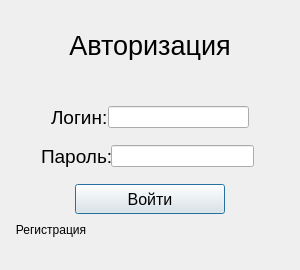
Above: Yandex_lyceum/Python/PyQt_Projects/Gnosi/UI/Auth_dialog_window.ui from grigoriy-st/YandexLyceum before the change. Below: the same form after it.
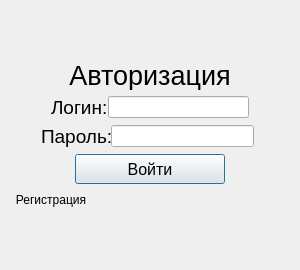
That is the form after the change.

Commit message: Added a working link between the authorization window and the registration window

```diff
--- a/Yandex_lyceum/Python/PyQt_Projects/Gnosi/UI/Auth_dialog_window.ui
+++ b/Yandex_lyceum/Python/PyQt_Projects/Gnosi/UI/Auth_dialog_window.ui
@@ -19,7 +19,7 @@
   <property name="windowTitle">
    <string>Dialog</string>
   </property>
-  <layout class="QVBoxLayout" name="verticalLayout_3">
+  <layout class="QHBoxLayout" name="horizontalLayout_4">
    <item>
     <layout class="QVBoxLayout" name="verticalLayout_2">
      <item>
@@ -57,22 +57,6 @@
          </property>
         </widget>
        </item>
-       <item>
-        <spacer name="verticalSpacer">
-         <property name="orientation">
-          <enum>Qt::Vertical</enum>
-         </property>
-         <property name="sizeType">
-          <enum>QSizePolicy::Maximum</enum>
-         </property>
-         <property name="sizeHint" stdset="0">
-          <size>
-           <width>20</width>
-           <height>40</height>
-          </size>
-         </property>
-        </spacer>
-       </item>
        <item>
         <layout class="QHBoxLayout" name="horizontalLayout">
          <property name="spacing">
@@ -114,22 +98,6 @@
          </item>
         </layout>
        </item>
-       <item>
-        <spacer name="verticalSpacer_2">
-         <property name="orientation">
-          <enum>Qt::Vertical</enum>
-         </property>
-         <property name="sizeType">
-          <enum>QSizePolicy::Maximum</enum>
-         </property>
-         <property name="sizeHint" stdset="0">
-          <size>
-           <width>20</width>
-           <height>10</height>
-          </size>
-         </property>
-        </spacer>
-       </item>
        <item>
         <layout class="QHBoxLayout" name="horizontalLayout_2">
          <property name="spacing">
@@ -171,22 +139,6 @@
          </item>
         </layout>
        </item>
-       <item>
-        <spacer name="verticalSpacer_3">
-         <property name="orientation">
-          <enum>Qt::Vertical</enum>
-         </property>
-         <property name="sizeType">
-          <enum>QSizePolicy::Maximum</enum>
-         </property>
-         <property name="sizeHint" stdset="0">
-          <size>
-           <width>20</width>
-           <height>10</height>
-          </size>
-         </property>
-        </spacer>
-       </item>
        <item>
         <layout class="QHBoxLayout" name="horizontalLayout_3">
          <item>
```
The commit also changes 6 other files.
